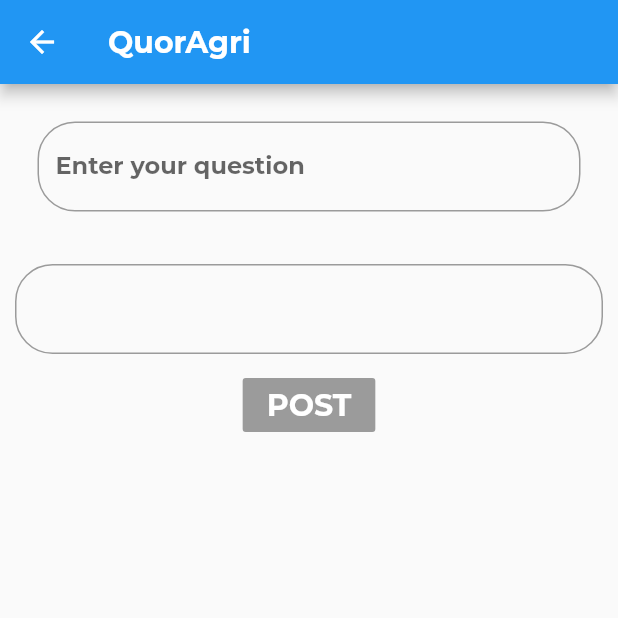
After one commit to sushruth-06/beta_go, a Flutter app: the traderSide screen opened directly, on a phone screen of 412 x 824 dp, the top half of it. The commit adds this screen. Run offline on Flutter 3.47's test engine with Material 2 defaults, Android fonts, the phone set to English and light mode, and no system bars; our stand-ins replace cached_network_image, cloud_firestore; accounts and stored records are empty; network calls fail; key blocks and very long unbroken strings in the code were emptied for the run.

Commit message:
cloud
cloud

```diff
--- a/lib/LeaseRent.dart
+++ b/lib/LeaseRent.dart
@@ -9,7 +9,7 @@ class Leaserent extends StatelessWidget{
     // TODO: implement build
     return Scaffold(
         appBar: AppBar(
-          title: Text('Chose'),
+          title: Text('Choose'),
           backgroundColor: Colors.orangeAccent,
         ),
         body: Column(
--- a/lib/main.dart
+++ b/lib/main.dart
@@ -4,6 +4,8 @@ import 'package:flutter/widgets.dart';
  import 'trader.dart';
  import 'lease.dart';
  import 'LeaseRent.dart';
+import 'qna.dart';
+import 'package:cloud_firestore/cloud_firestore.dart';
 
 
 void main() => runApp(MyApp());
@@ -77,8 +79,10 @@ class MyCustomFormState extends State<MyCustomForm> {
 
             onTap: () {
 
-
-            },
+              Navigator.push(
+                  context,
+                  MaterialPageRoute(builder: (context) => traderSide()));
+            }
             // Update the state of the app
             // ...
 
--- /dev/null
+++ b/lib/qna.dart
@@ -0,0 +1,76 @@
+import 'package:flutter/material.dart';
+import 'package:flutter/widgets.dart';
+
+
+class traderSide extends StatelessWidget {
+
+  @override
+  Widget build(BuildContext context) {
+    return new Scaffold(
+      appBar: new AppBar(title: new Text("QuorAgri"),),
+      body:
+      SingleChildScrollView(
+          child: Column(
+
+              children: <Widget>[
+
+
+
+                Padding(
+                  padding: const EdgeInsets.all(25.0),
+                  child: TextFormField(
+                    keyboardType: TextInputType.text,
+                    //controller: ,
+                    decoration: InputDecoration(
+                        labelText: 'Enter your question',
+                        border: new OutlineInputBorder(
+                          borderRadius: new BorderRadius.circular(25.0),
+                          borderSide: new BorderSide(),
+                        )),
+                    validator: (value) {
+                      if (value.isEmpty) {
+                        return 'Enter the name';
+                      }
+                    },
+                  ),
+                ),
+
+
+                Padding(
+                  padding: const EdgeInsets.all(10.0),
+                  child: TextFormField(
+                    keyboardType: TextInputType.text,
+                    //controller: name,
+                    decoration: InputDecoration(
+                        border: new OutlineInputBorder(
+                          borderRadius: new BorderRadius.circular(25.0),
+                          borderSide: new BorderSide(),
+                        )),
+                    validator: (value) {
+                      if (value.isEmpty) {
+                        return 'Enter the name';
+                      }
+                    },
+                  ),
+                ),
+
+
+                Row(
+                  mainAxisAlignment: MainAxisAlignment.spaceEvenly,
+                  children: <Widget>[
+                    RaisedButton(onPressed:null,color:Colors.red,
+                      child: Text('POST',style: TextStyle(fontSize: 20,color: Colors.white),),
+                    ),
+
+                  ],
+                ),
+
+              ]
+          )
+
+
+      ),
+
+    );
+  }
+}
--- a/pubspec.yaml
+++ b/pubspec.yaml
@@ -25,6 +25,7 @@ dependencies:
 dev_dependencies:
   flutter_test:
     sdk: flutter
+  cloud_firestore:
 
 
 # For information on the generic Dart part of this file, see the
```
